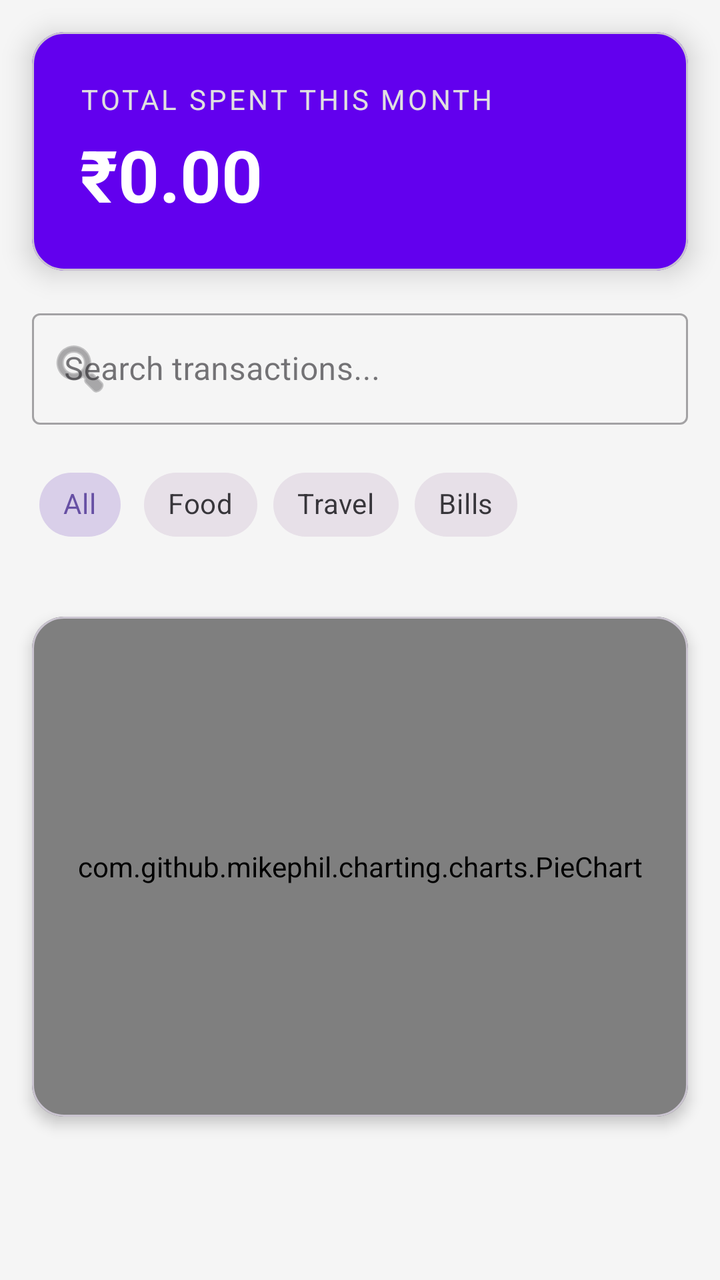
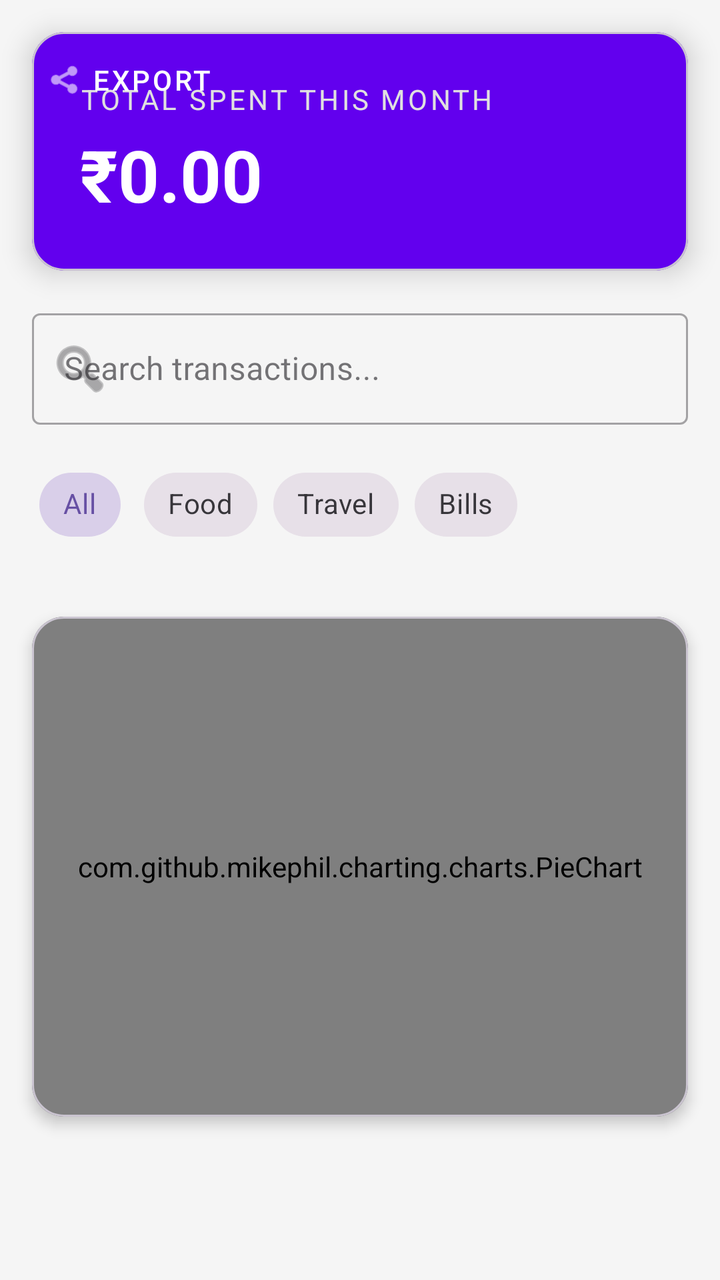

An Android layout rendered at two revisions. The XML below is the earlier revision; the diff shows what the commit changed to produce the second picture.
<!-- AndroidManifest.xml: application theme Theme.PaisaPulse -->
<!-- res/layout/activity_main.xml -->
<androidx.constraintlayout.widget.ConstraintLayout
    xmlns:android="http://schemas.android.com/apk/res/android"
    xmlns:app="http://schemas.android.com/apk/res-auto"
    xmlns:tools="http://schemas.android.com/tools"
    android:layout_width="match_parent"
    android:layout_height="match_parent"
    android:background="#F5F5F5">

    <com.google.android.material.card.MaterialCardView
        android:id="@+id/cardSummary"
        android:layout_width="0dp"
        android:layout_height="wrap_content"
        android:layout_margin="16dp"
        app:cardCornerRadius="16dp"
        app:cardElevation="8dp"
        app:cardBackgroundColor="@color/purple_500"
        app:layout_constraintEnd_toEndOf="parent"
        app:layout_constraintStart_toStartOf="parent"
        app:layout_constraintTop_toTopOf="parent">

        <LinearLayout
            android:layout_width="match_parent"
            android:layout_height="wrap_content"
            android:orientation="vertical"
            android:padding="24dp">

            <TextView
                android:layout_width="wrap_content"
                android:layout_height="wrap_content"
                android:text="Total Spent This Month"
                android:textColor="#E0E0E0"
                android:textSize="14sp"
                android:textAllCaps="true"
                android:letterSpacing="0.1" />

            <TextView
                android:id="@+id/tvTotalAmount"
                android:layout_width="wrap_content"
                android:layout_height="wrap_content"
                android:text="₹0.00"
                android:textColor="@color/white"
                android:textSize="36sp"
                android:textStyle="bold"
                android:layout_marginTop="4dp" />
        </LinearLayout>
    </com.google.android.material.card.MaterialCardView>
    <com.google.android.material.textfield.TextInputLayout
        android:id="@+id/searchLayout"
        style="@style/Widget.MaterialComponents.TextInputLayout.OutlinedBox"
        android:layout_width="match_parent"
        android:layout_height="wrap_content"
        android:layout_margin="16dp"
        android:hint="Search transactions..."
        app:startIconDrawable="@android:drawable/ic_menu_search"
        app:layout_constraintTop_toBottomOf="@id/cardSummary">

        <com.google.android.material.textfield.TextInputEditText
            android:id="@+id/etSearch"
            android:layout_width="match_parent"
            android:layout_height="wrap_content"
            android:inputType="text" />
    </com.google.android.material.textfield.TextInputLayout>

    <HorizontalScrollView
        android:id="@+id/filterScroll"
        android:layout_width="match_parent"
        android:layout_height="wrap_content"
        android:scrollbars="none"
        app:layout_constraintTop_toBottomOf="@id/searchLayout">

        <com.google.android.material.chip.ChipGroup
            android:id="@+id/chipGroupFilters"
            android:layout_width="wrap_content"
            android:layout_height="wrap_content"
            android:padding="16dp"
            app:singleSelection="true"
            app:selectionRequired="true">

            <com.google.android.material.chip.Chip
                android:id="@+id/chipAll"
                style="@style/Widget.MaterialComponents.Chip.Choice"
                android:layout_width="wrap_content"
                android:layout_height="wrap_content"
                android:text="All"
                android:checked="true" />

            <com.google.android.material.chip.Chip
                android:id="@+id/chipFood"
                style="@style/Widget.MaterialComponents.Chip.Choice"
                android:layout_width="wrap_content"
                android:layout_height="wrap_content"
                android:text="Food" />

            <com.google.android.material.chip.Chip
                android:id="@+id/chipTravel"
                style="@style/Widget.MaterialComponents.Chip.Choice"
                android:layout_width="wrap_content"
                android:layout_height="wrap_content"
                android:text="Travel" />
            <com.google.android.material.chip.Chip
                android:id="@+id/chipBills"
                style="@style/Widget.MaterialComponents.Chip.Choice"
                android:layout_width="wrap_content"
                android:layout_height="wrap_content"
                android:text="Bills" />

        </com.google.android.material.chip.ChipGroup>
    </HorizontalScrollView>
    <com.google.android.material.card.MaterialCardView
        android:id="@+id/cardChart"
        android:layout_width="match_parent"
        android:layout_height="250dp"
        android:layout_margin="16dp"
        app:cardCornerRadius="16dp"
        app:cardElevation="4dp"
        app:layout_constraintTop_toBottomOf="@id/filterScroll">

        <com.github.mikephil.charting.charts.PieChart
            android:id="@+id/pieChart"
            android:layout_width="match_parent"
            android:layout_height="match_parent"
            android:padding="16dp" />
    </com.google.android.material.card.MaterialCardView>

    <androidx.recyclerview.widget.RecyclerView
        android:id="@+id/rvTransactions"
        android:layout_width="0dp"
        android:layout_height="0dp"
        android:layout_marginTop="8dp"
        android:clipToPadding="false"
        android:paddingBottom="16dp"
        app:layoutManager="androidx.recyclerview.widget.LinearLayoutManager"
        app:layout_constraintBottom_toBottomOf="parent"
        app:layout_constraintEnd_toEndOf="parent"
        app:layout_constraintStart_toStartOf="parent"
        app:layout_constraintTop_toBottomOf="@id/cardChart"
        tools:listitem="@layout/item_transaction" />

</androidx.constraintlayout.widget.ConstraintLayout>
<!-- res/layout/item_transaction.xml (included above) -->
<?xml version="1.0" encoding="utf-8"?>
<androidx.cardview.widget.CardView
    xmlns:android="http://schemas.android.com/apk/res/android"
    xmlns:app="http://schemas.android.com/apk/res-auto"
    android:layout_width="match_parent"
    android:layout_height="wrap_content"
    android:layout_margin="8dp"
    app:cardCornerRadius="12dp"
    app:cardElevation="4dp">

    <LinearLayout
        android:layout_width="match_parent"
        android:layout_height="wrap_content"
        android:orientation="horizontal"
        android:padding="16dp">

        <LinearLayout
            android:layout_width="0dp"
            android:layout_height="wrap_content"
            android:layout_weight="1"
            android:orientation="vertical">

            <TextView
                android:id="@+id/tvMerchant"
                android:layout_width="wrap_content"
                android:layout_height="wrap_content"
                android:text="Starbucks"
                android:textSize="18sp"
                android:textStyle="bold" />

            <TextView
                android:id="@+id/tvDate"
                android:layout_width="wrap_content"
                android:layout_height="wrap_content"
                android:text="Today, 10:30 AM"
                android:textColor="#757575" />
        </LinearLayout>

        <TextView
            android:id="@+id/tvAmount"
            android:layout_width="wrap_content"
            android:layout_height="wrap_content"
            android:text="₹180.00"
            android:textColor="@color/purple_500"
            android:textSize="20sp"
            android:textStyle="bold" />
    </LinearLayout>

</androidx.cardview.widget.CardView>
<!-- resources referenced by this layout -->
<resources>
  <color name="purple_500">#FF6200EE</color>
  <color name="white">#FFFFFFFF</color>
  <style name="Theme.PaisaPulse" parent="Base.Theme.PaisaPulse" />
  <style name="Base.Theme.PaisaPulse" parent="Theme.Material3.DayNight.NoActionBar">
          
          
      </style>
</resources>

<!-- the commit's change to res/layout/activity_main.xml (unified diff, before → after) -->
@@ -43,6 +43,15 @@
                 android:textStyle="bold"
                 android:layout_marginTop="4dp" />
         </LinearLayout>
+        <com.google.android.material.button.MaterialButton
+            android:id="@+id/btnExport"
+            style="@style/Widget.MaterialComponents.Button.TextButton"
+            android:layout_width="wrap_content"
+            android:layout_height="wrap_content"
+            android:text="EXPORT"
+            android:textColor="@color/white"
+            app:icon="@android:drawable/ic_menu_share"
+            app:iconTint="@color/white" />
     </com.google.android.material.card.MaterialCardView>
     <com.google.android.material.textfield.TextInputLayout
         android:id="@+id/searchLayout"
